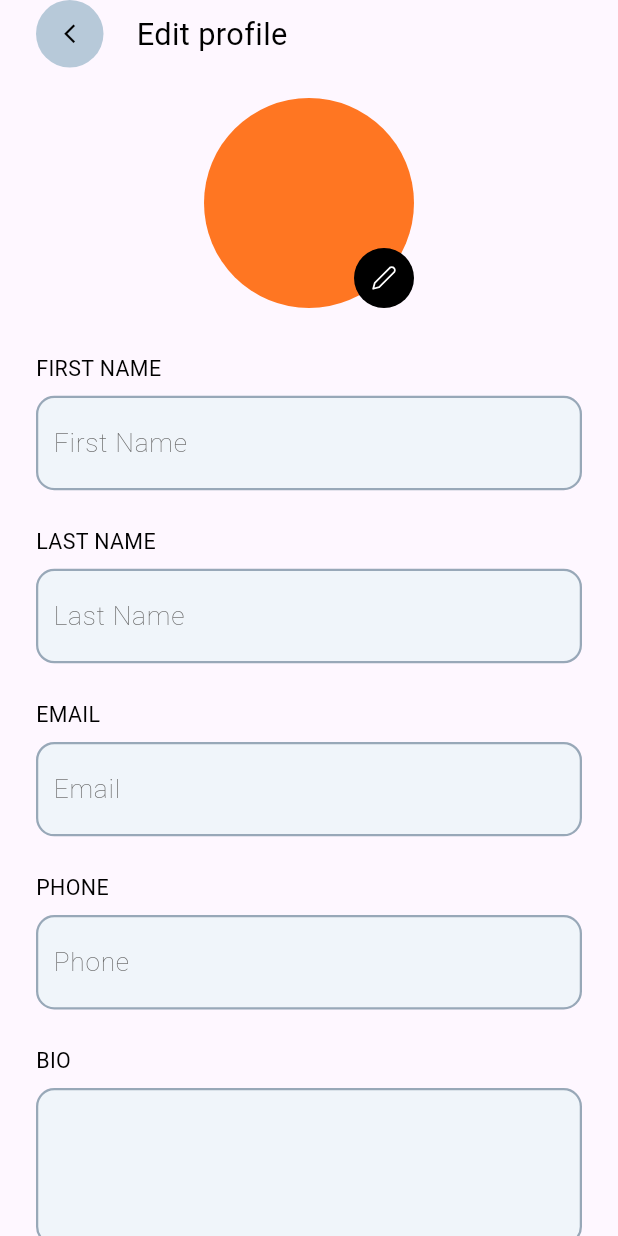
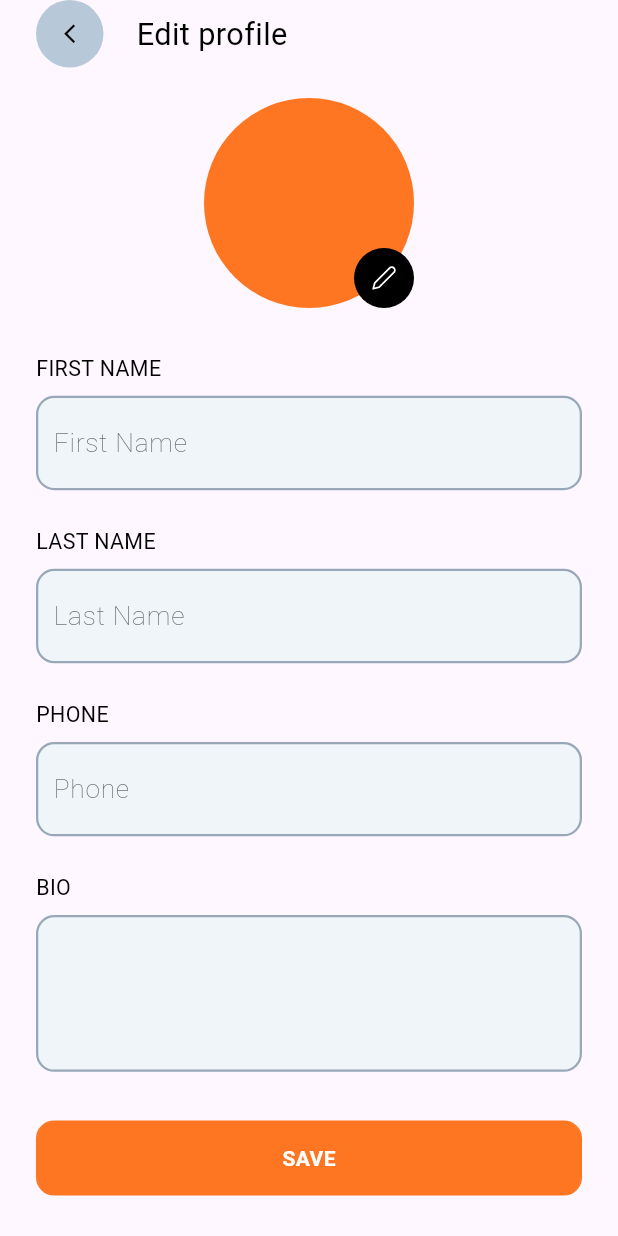
Before and after one commit to Teewhydot/food, a Flutter app: the EditProfile screen opened by its route, on a phone screen of 412 x 824 dp. Run offline on Flutter 3.47's test engine with Material 3 defaults, Android fonts, the phone set to English and light mode, and no system bars; our stand-ins replace avatar_glow, bloc, cached_network_image, carousel_slider, contained_tab_bar_view, dartz and 22 more; missing offline and left inert: flutter_sliding_box; accounts and stored records are empty; generated files the repository leaves out were written again; Roboto replaces fonts that are missing (Sen).

Commit message:
Refactor screens to use `FScaffold`'s `appBarWidget` and update cart logic.
- Migrated app bar content from the body of several screens (Home, Search, Address, Edit Profile, Food, Notifications, Add Address, Personal Info, Payment Method, Add Card) to the new `appBarWidget` parameter in `FScaffold`.
- Implemented quantity adjustment and item removal logic in `CartCubit` for the cart screen.
- Added an "Edit Cart" functionality to the cart screen, allowing users to modify item quantities.
- Minor UI adjustments in `AuthTemplate` and `DFoodCartWidget`.

```diff
--- a/lib/food/components/scaffold.dart
+++ b/lib/food/components/scaffold.dart
@@ -1,8 +1,11 @@
 import 'package:flutter/material.dart';
 import 'package:flutter_screenutil/flutter_screenutil.dart';
+import 'package:get/get.dart';
+
+import '../core/constants/app_constants.dart';
 
 class FScaffold extends StatelessWidget {
-  final Widget body, bottomWidget;
+  final Widget body, bottomWidget, appBarWidget;
   final double padding;
   final bool showNavBar, resizeToAvoidBottomInset, useSafeArea;
   final Color? backgroundColor;
@@ -15,6 +18,7 @@ class FScaffold extends StatelessWidget {
     this.useSafeArea = false,
     this.resizeToAvoidBottomInset = true,
     this.bottomWidget = const SizedBox(),
+    this.appBarWidget = const SizedBox(),
     this.backgroundColor,
   });
 
@@ -25,10 +29,16 @@ class FScaffold extends StatelessWidget {
       backgroundColor:
           backgroundColor ?? Theme.of(context).scaffoldBackgroundColor,
       resizeToAvoidBottomInset: resizeToAvoidBottomInset,
-      body: Padding(
-        padding: EdgeInsets.all(padding).r,
-        child: useSafeArea ? SafeArea(child: body) : body,
+      appBar: PreferredSize(
+        preferredSize: Size.fromHeight(60.h),
+        child:
+            useSafeArea
+                ? SafeArea(
+                  child: appBarWidget,
+                ).paddingOnly(left: AppConstants.defaultPadding)
+                : appBarWidget.paddingOnly(left: AppConstants.defaultPadding),
       ),
+      body: Padding(padding: EdgeInsets.all(padding).r, child: body),
       bottomNavigationBar: bottomWidget,
     );
   }
--- a/lib/food/features/auth/presentation/widgets/auth_template.dart
+++ b/lib/food/features/auth/presentation/widgets/auth_template.dart
@@ -32,7 +32,8 @@ class _AuthTemplateState extends State<AuthTemplate> {
   @override
   Widget build(BuildContext context) {
     return FScaffold(
-      resizeToAvoidBottomInset: false,
+      resizeToAvoidBottomInset: true,
+      useSafeArea: false,
       body: Stack(
         children: [
           Container(width: 1.sw, color: kAuthBgColorDark),
--- a/lib/food/features/home/presentation/screens/edit_profile.dart
+++ b/lib/food/features/home/presentation/screens/edit_profile.dart
@@ -28,10 +28,7 @@ class _EditProfileState extends State<EditProfile> {
   @override
   Widget build(BuildContext context) {
     return FScaffold(
-      body: SingleChildScrollView(
-        child: Column(
-          children: [
-            Row(
+      appBarWidget: Row(
         children: [
           BackWidget(color: kGreyColor),
           20.horizontalSpace,
@@ -43,6 +40,10 @@ class _EditProfileState extends State<EditProfile> {
           ),
         ],
       ),
+      useSafeArea: true,
+      body: SingleChildScrollView(
+        child: Column(
+          children: [
             20.verticalSpace,
             Stack(
               children: [
@@ -76,13 +77,7 @@ class _EditProfileState extends State<EditProfile> {
               action: TextInputAction.next,
               label: "Last Name",
             ),
-            24.verticalSpace,
-            FTextField(
-              hintText: "Email",
-              action: TextInputAction.next,
-              label: "Email",
-              keyboardType: TextInputType.emailAddress,
-            ),
+
             24.verticalSpace,
             FTextField(
               hintText: "Phone",
--- a/lib/food/features/payments/presentation/screens/add_card.dart
+++ b/lib/food/features/payments/presentation/screens/add_card.dart
@@ -20,9 +20,9 @@ class AddCard extends StatelessWidget {
     final nav = GetIt.instance<NavigationService>();
 
     return FScaffold(
+      appBarWidget: Row(children: [const BackWidget(color: kGreyColor)]),
       body: Column(
         children: [
-          Row(children: [const BackWidget(color: kGreyColor)]),
           FText(
             text: "Add New Card",
             fontSize: 20,
--- a/lib/food/features/tracking/presentation/screens/notifications.dart
+++ b/lib/food/features/tracking/presentation/screens/notifications.dart
@@ -22,9 +22,7 @@ class Notifications extends StatelessWidget {
     final nav = GetIt.instance<NavigationService>();
 
     return FScaffold(
-      body: Column(
-        children: [
-          Row(
+      appBarWidget: Row(
         children: [
           BackWidget(color: kContainerColor),
           10.horizontalSpace,
@@ -35,6 +33,8 @@ class Notifications extends StatelessWidget {
           ),
         ],
       ),
+      body: Column(
+        children: [
           24.verticalSpace,
           Expanded(
             child: ContainedTabBarView(
```
Also changed, not shown: lib/food/features/home/presentation/screens/add_address.dart (+11 -11 lines), lib/food/features/home/presentation/screens/address.dart (+12 -12 lines), lib/food/features/home/presentation/screens/food.dart (+8 -7 lines), lib/food/features/home/presentation/screens/home.dart (+5 -7 lines), lib/food/features/home/presentation/screens/personal_info.dart (+12 -8 lines), lib/food/features/home/presentation/screens/search.dart (+5 -5 lines), lib/food/features/payments/presentation/manager/cart/cart_cubit.dart (+21 -5 lines), lib/food/features/payments/presentation/screens/cart.dart (+31 -16 lines), lib/food/features/payments/presentation/screens/payment_method.dart (+4 -4 lines), lib/food/features/tracking/presentation/widgets/cart_widget.dart (+18 -2 lines). Lines whose indentation alone changed are shown as unchanged.
